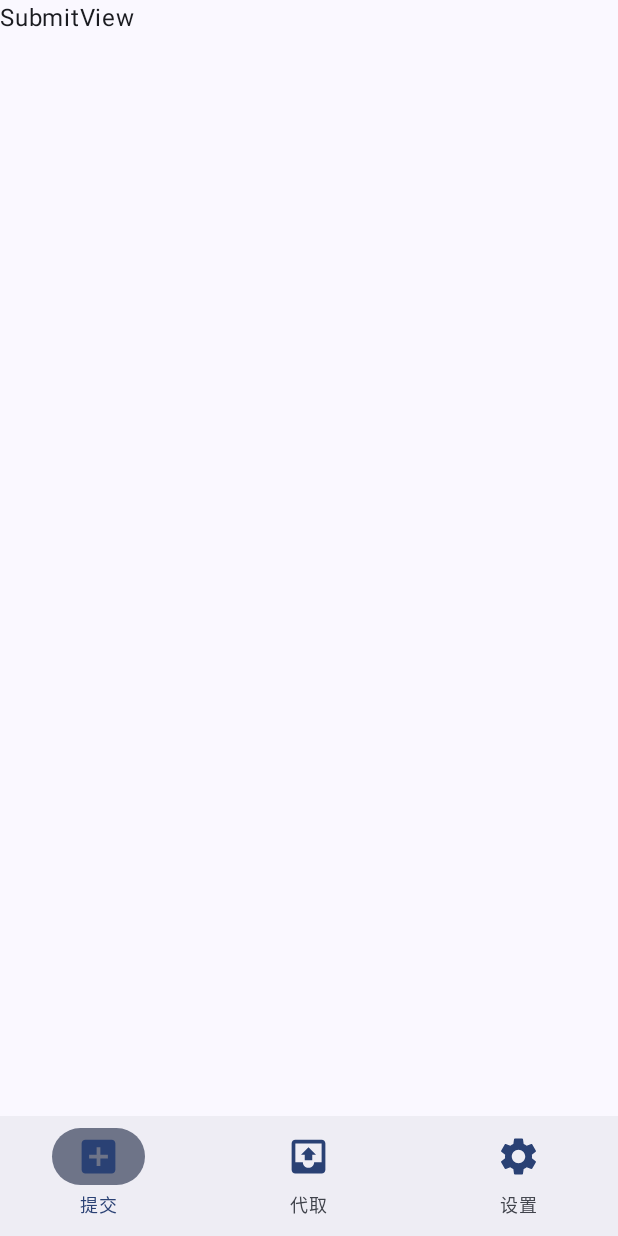
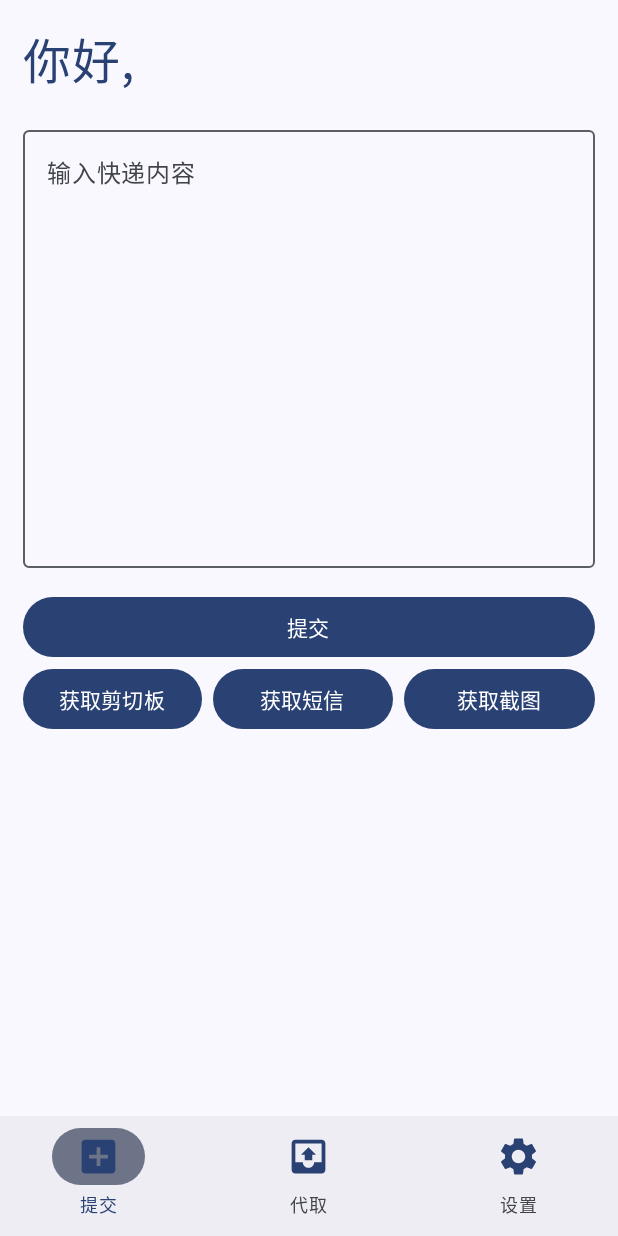
Before and after one commit to LittleArray/ExpressCollection, an Android app built with Jetpack Compose: the screen it shows after launch (MainActivity), on a phone screen of 412 x 824 dp. Run offline under Robolectric (Android 15) with nearby library versions, the phone set to English and light mode, and no system bars.

Commit message:
修改第一屏UI 添加获取剪切板功能

```diff
--- a/app/src/main/java/top/ffshaozi/expresscollection/MainActivity.kt
+++ b/app/src/main/java/top/ffshaozi/expresscollection/MainActivity.kt
@@ -1,14 +1,21 @@
 package top.ffshaozi.expresscollection
 
+import android.content.ClipData
+import android.content.ClipboardManager
+import android.content.Context
+import android.os.Build
 import android.os.Bundle
 import androidx.activity.ComponentActivity
 import androidx.activity.compose.setContent
 import androidx.compose.runtime.Composable
 import androidx.compose.ui.tooling.preview.Preview
+import androidx.core.content.ContextCompat
+import androidx.core.content.ContextCompat.getSystemService
 import androidx.lifecycle.ViewModel
 import androidx.navigation.compose.NavHost
 import androidx.navigation.compose.composable
 import androidx.navigation.compose.rememberNavController
+import top.ffshaozi.expresscollection.config.AppState.cm
 import top.ffshaozi.expresscollection.config.Route
 import top.ffshaozi.expresscollection.ui.screen.view.MainNavView
 import top.ffshaozi.expresscollection.ui.screen.view.UserLoginView
@@ -34,8 +41,10 @@ class MainActivity : ComponentActivity() {
                 }
             }
         }
+        cm = getSystemService(Context.CLIPBOARD_SERVICE) as ClipboardManager
     }
 }
+
 @Preview
 @Composable
 fun previewMain(){
--- a/app/src/main/java/top/ffshaozi/expresscollection/config/AppState.kt
+++ b/app/src/main/java/top/ffshaozi/expresscollection/config/AppState.kt
@@ -1 +1,8 @@
 package top.ffshaozi.expresscollection.config
+
+import android.content.ClipboardManager
+
+object AppState{
+    lateinit var cm: ClipboardManager;
+
+}
--- a/app/src/main/java/top/ffshaozi/expresscollection/ui/screen/view/SubmitView.kt
+++ b/app/src/main/java/top/ffshaozi/expresscollection/ui/screen/view/SubmitView.kt
@@ -1,9 +1,124 @@
 package top.ffshaozi.expresscollection.ui.screen.view
 
+import android.content.ClipData
+import android.content.ClipboardManager
+import android.content.Context
+import androidx.compose.foundation.background
+import androidx.compose.foundation.layout.*
+import androidx.compose.material3.Button
+import androidx.compose.material3.MaterialTheme
+import androidx.compose.material3.OutlinedTextField
 import androidx.compose.material3.Text
-import androidx.compose.runtime.Composable
+import androidx.compose.runtime.*
+import androidx.compose.ui.Alignment
+import androidx.compose.ui.Modifier
+import androidx.compose.ui.text.style.TextAlign
+import androidx.compose.ui.tooling.preview.Preview
+import androidx.compose.ui.unit.Dp
+import androidx.compose.ui.unit.dp
+import androidx.compose.ui.unit.sp
+import androidx.core.content.ContextCompat.getSystemService
+import top.ffshaozi.expresscollection.config.AppState.cm
+import top.ffshaozi.expresscollection.ui.theme.ExpressCollectionTheme
 
 @Composable
 fun SubmitView (){
-    Text(text = "SubmitView")
+    var context by remember {
+        mutableStateOf("")
+    }
+    var username by remember {
+        mutableStateOf("")
+    }
+    Column (modifier = Modifier
+        .fillMaxSize()
+        .background(MaterialTheme.colorScheme.background)
+        .padding(15.dp),
+        verticalArrangement = Arrangement.Top,
+        horizontalAlignment = Alignment.CenterHorizontally
+    ){
+        Column {
+            Text(
+                text = "你好,$username",
+                color = MaterialTheme.colorScheme.primary,
+                fontSize = 32.sp,
+                textAlign = TextAlign.Left,
+                modifier = Modifier
+                    .padding(bottom = 15.dp)
+            )
+
+            OutlinedTextField(
+                value = context,
+                onValueChange = {
+                    context = it
+                },
+                label = {
+                    Text(
+                        "输入快递内容",
+                        fontSize = 16.sp
+                    )
+                },
+                modifier = Modifier
+                    .fillMaxWidth()
+                    .defaultMinSize(minWidth = Dp.Unspecified, minHeight = 300.dp)
+            )
+            Button(
+                onClick = {/*TODO*/},
+                modifier = Modifier
+                    .padding(top = 15.dp)
+                    .fillMaxWidth()
+            ){
+                Text(text = "提交")
+            }
+            Row (
+                modifier = Modifier
+                    .fillMaxWidth(),
+                horizontalArrangement = Arrangement.Center
+            ){
+                Button(
+                onClick = {
+                            context = getCM()
+                          },
+                modifier = Modifier
+                    .padding(end = 7.dp)
+                    .weight(1f)
+                ){
+                Text(text = "获取剪切板")
+                }
+                Button(
+                    onClick = {/*TODO*/},
+                    modifier = Modifier
+                        .padding(end = 7.dp)
+                        .weight(1f)
+                ){
+                    Text(text = "获取短信")
+                }
+                Button(
+                    onClick = {/*TODO*/},
+                    modifier = Modifier
+                        .weight(1f)
+                ){
+                    Text(text = "获取截图")
+                } }
+
+        }
+    }
+    Column (
+        verticalArrangement = Arrangement.Top,
+        horizontalAlignment = Alignment.CenterHorizontally
+    ){}
 }
+fun getCM():String{
+    val clipData: ClipData? = cm.primaryClip
+    if (clipData == null || clipData.itemCount <= 0) {
+        return ""
+    }
+    val item = clipData.getItemAt(0)
+    return item.text.toString()
+}
+@Preview(showBackground = true)
+@Composable
+fun previewSubmit(){
+    ExpressCollectionTheme {
+        SubmitView()
+    }
+}
```
